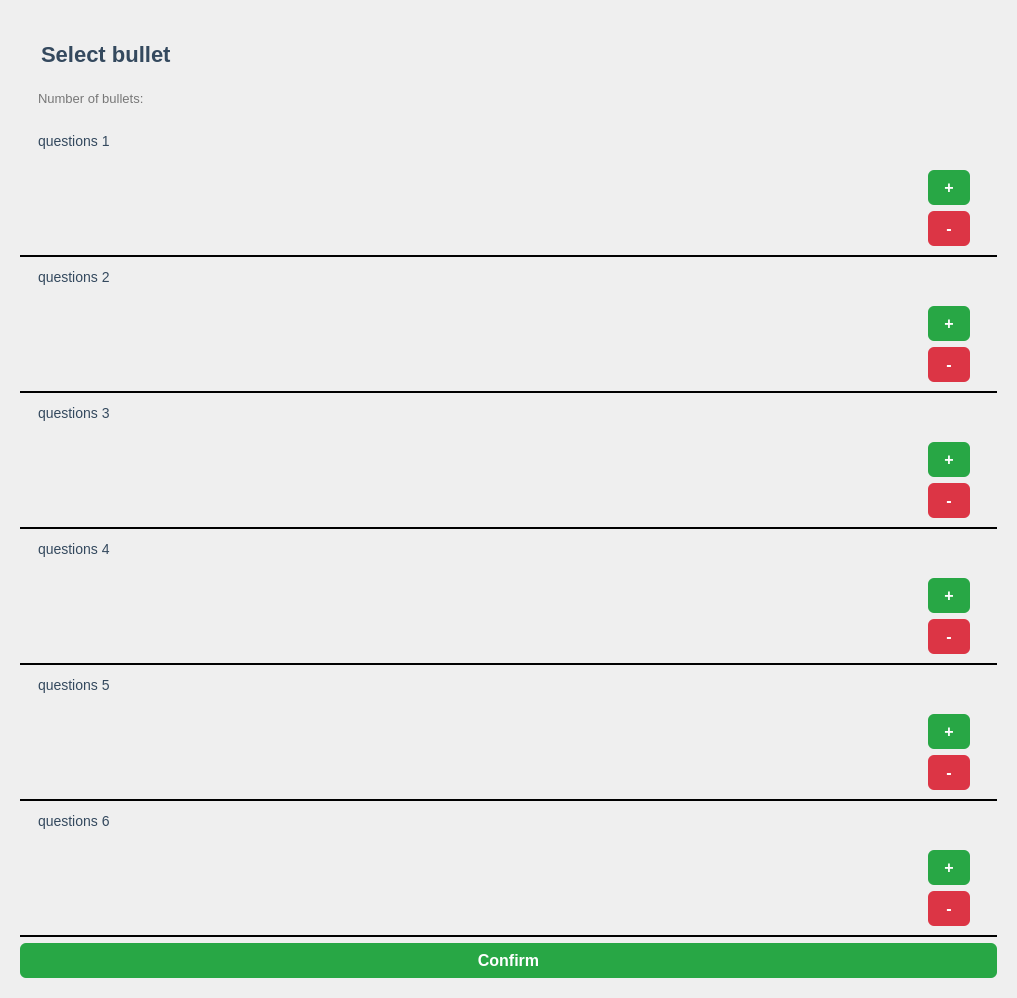
AsciiNomads/maxdiff, file Uis/select_bullets_ui.ui: the form before one commit.
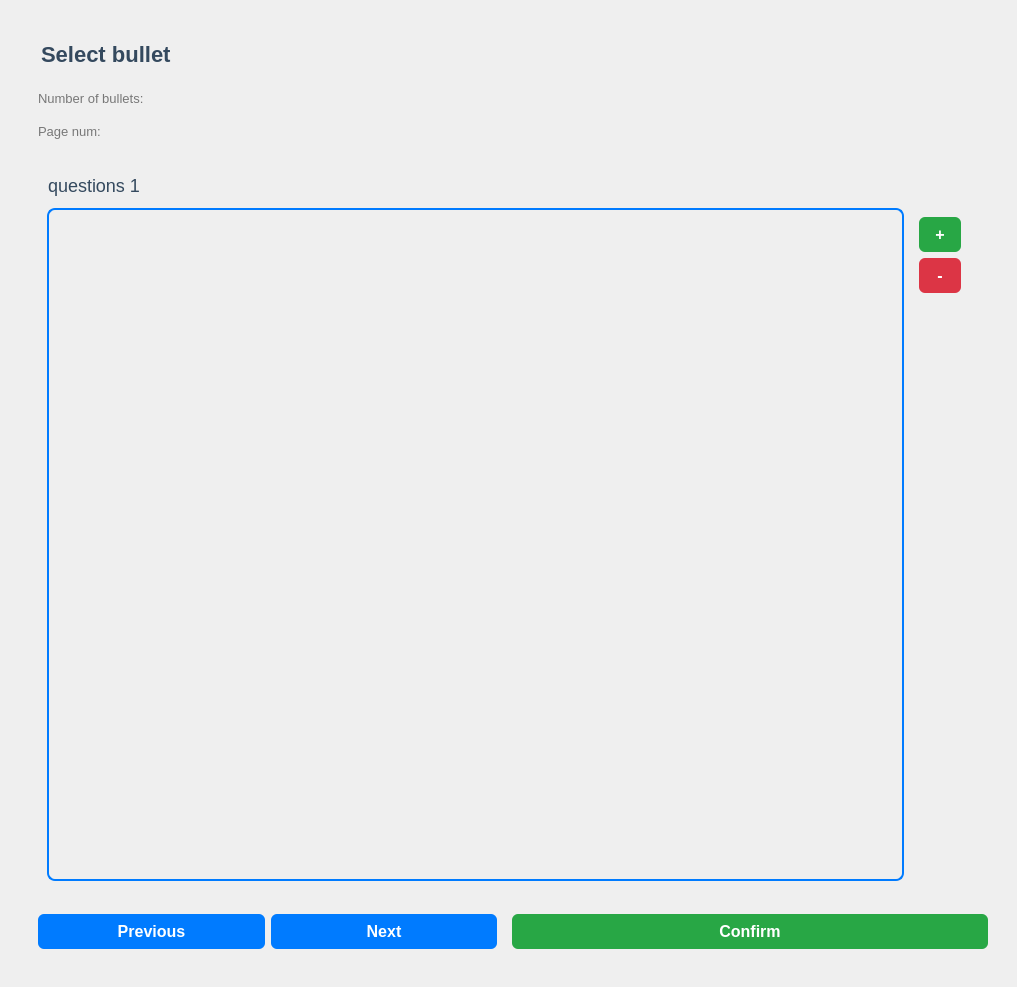
The form after the commit. The open tabs and pages were chosen to show the change.

Commit message: have page for for questions

```diff
--- a/Uis/select_bullets_ui.ui
+++ b/Uis/select_bullets_ui.ui
@@ -7,7 +7,7 @@
     <x>0</x>
     <y>0</y>
     <width>1017</width>
-    <height>962</height>
+    <height>987</height>
    </rect>
   </property>
   <property name="windowTitle">
@@ -69,7 +69,7 @@
 
 /* Style for QLabel */
 QLabel {
-    font-size: 14px;
+    font-size: 18px;
 
     color: #34495E; /* Darker text color */
     padding: 6px;
@@ -80,6 +80,10 @@
     font-size: 13px;
 	color: #777;
 }
+QLabel#page_num {
+    font-size: 13px;
+	color: #777;
+}
 QLabel#instruciton {
     font-size: 22px;
 }
@@ -118,6 +122,39 @@
     color: #E9ECEF; /* Light gray text */
     border: 1px solid #C3E6CB; /* Light green border when disabled */
 }
+/* next btn */
+/* Modern Blue Next Button */
+
+QPushButton#next_btn,
+QPushButton#pre_btn {
+    background-color: #007BFF; /* Modern blue color */
+    color: #FFFFFF; /* White text */
+    font-size: 16px;
+    padding: 8px 16px;
+    border: none;
+    border-radius: 6px; /* Rounded corners for a modern look */
+    font-weight: bold;
+}
+
+QPushButton#next_btn:hover,
+QPushButton#pre_btn:hover{
+    background-color: #0069D9; /* Darker blue on hover */
+}
+
+QPushButton#next_btn:pressed,
+QPushButton#pre_btn:pressed {
+    background-color: #0056B3; /* Even darker blue when pressed */
+    padding-top: 10px; /* Slightly shifts down when pressed for a tactile effect */
+    padding-bottom: 6px; /* Compensates for the shift */
+}
+
+QPushButton#next_btn:disabled,
+QPushButton#pre_btn:disabled  {
+    background-color: #B8DAFF; /* Light blue when disabled */
+    color: #E9ECEF; /* Light gray text */
+    border: 1px solid #A3C8F0; /* Light blue border when disabled */
+}
+
 
 /* -------------------------------- */
 /* Add Button */
@@ -223,7 +260,7 @@
 QFrame#question_frame_5,
 QFrame#question_frame_6 {
     border: none; /* Removes all borders */
-    border-bottom: 2px solid #000000; /* Adds a 2px solid blue bottom border */
+    /* border-bottom: 2px solid #000000; /* Adds a 2px solid blue bottom border */
     background-color: transparent; /* Optional: Set the background color to transparent */
     border-radius: 0px; /* Ensures no rounded corners at the bottom */
 }
@@ -235,7 +272,14 @@
 QListWidget::item:selected {
     background-color: #3B82F6; /* Keep the normal selected item highlight color */
     color: white; /* Normal selected text color */
-}</string>
+}
+
+QListWidget {
+     border: 2px solid #007BFF; /* Blue border */
+     border-radius: 8px;        /* Rounded corners */
+     padding: 5px;              /* Inner padding */
+     /* background-color: #F0F8FF; /* Light background color */
+ }</string>
   </property>
   <layout class="QVBoxLayout" name="verticalLayout_38">
    <item>
@@ -301,9 +345,23 @@
            </property>
           </widget>
          </item>
+         <item>
+          <widget class="QLabel" name="page_num">
+           <property name="text">
+            <string>Page num: </string>
+           </property>
+          </widget>
+         </item>
         </layout>
        </widget>
       </item>
+      <item>
+       <widget class="QStackedWidget" name="stackedWidget">
+        <property name="currentIndex">
+         <number>5</number>
+        </property>
+        <widget class="QWidget" name="stack1">
+         <layout class="QVBoxLayout" name="verticalLayout_4">
       <item>
        <widget class="QFrame" name="question_frame_1">
         <property name="frameShape">
@@ -370,6 +428,19 @@
                  </property>
                 </widget>
                </item>
+                   <item>
+                    <spacer name="verticalSpacer_2">
+                     <property name="orientation">
+                      <enum>Qt::Orientation::Vertical</enum>
+                     </property>
+                     <property name="sizeHint" stdset="0">
+                      <size>
+                       <width>20</width>
+                       <height>40</height>
+                      </size>
+                     </property>
+                    </spacer>
+                   </item>
               </layout>
              </widget>
             </item>
@@ -379,6 +450,10 @@
         </layout>
        </widget>
       </item>
+         </layout>
+        </widget>
+        <widget class="QWidget" name="stack2">
+         <layout class="QVBoxLayout" name="verticalLayout_5">
       <item>
        <widget class="QFrame" name="question_frame_2">
         <property name="frameShape">
@@ -442,17 +517,8 @@
                  </property>
                 </widget>
                </item>
-              </layout>
-             </widget>
-            </item>
-           </layout>
-          </widget>
-         </item>
-        </layout>
-       </widget>
-      </item>
       <item>
-       <spacer name="verticalSpacer">
+                    <spacer name="verticalSpacer_6">
         <property name="orientation">
          <enum>Qt::Orientation::Vertical</enum>
         </property>
@@ -464,6 +530,19 @@
         </property>
        </spacer>
       </item>
+                  </layout>
+                 </widget>
+                </item>
+               </layout>
+              </widget>
+             </item>
+            </layout>
+           </widget>
+          </item>
+         </layout>
+        </widget>
+        <widget class="QWidget" name="stack3">
+         <layout class="QVBoxLayout" name="verticalLayout_6">
       <item>
        <widget class="QFrame" name="question_frame_3">
         <property name="frameShape">
@@ -527,6 +606,19 @@
                  </property>
                 </widget>
                </item>
+                   <item>
+                    <spacer name="verticalSpacer_3">
+                     <property name="orientation">
+                      <enum>Qt::Orientation::Vertical</enum>
+                     </property>
+                     <property name="sizeHint" stdset="0">
+                      <size>
+                       <width>20</width>
+                       <height>40</height>
+                      </size>
+                     </property>
+                    </spacer>
+                   </item>
               </layout>
              </widget>
             </item>
@@ -599,6 +691,19 @@
                  </property>
                 </widget>
                </item>
+                   <item>
+                    <spacer name="verticalSpacer_4">
+                     <property name="orientation">
+                      <enum>Qt::Orientation::Vertical</enum>
+                     </property>
+                     <property name="sizeHint" stdset="0">
+                      <size>
+                       <width>20</width>
+                       <height>40</height>
+                      </size>
+                     </property>
+                    </spacer>
+                   </item>
               </layout>
              </widget>
             </item>
@@ -671,6 +776,19 @@
                  </property>
                 </widget>
                </item>
+                   <item>
+                    <spacer name="verticalSpacer_5">
+                     <property name="orientation">
+                      <enum>Qt::Orientation::Vertical</enum>
+                     </property>
+                     <property name="sizeHint" stdset="0">
+                      <size>
+                       <width>20</width>
+                       <height>40</height>
+                      </size>
+                     </property>
+                    </spacer>
+                   </item>
               </layout>
              </widget>
             </item>
@@ -743,10 +861,62 @@
                  </property>
                 </widget>
                </item>
+                   <item>
+                    <spacer name="verticalSpacer">
+                     <property name="orientation">
+                      <enum>Qt::Orientation::Vertical</enum>
+                     </property>
+                     <property name="sizeHint" stdset="0">
+                      <size>
+                       <width>20</width>
+                       <height>40</height>
+                      </size>
+                     </property>
+                    </spacer>
+                   </item>
               </layout>
              </widget>
             </item>
            </layout>
+              </widget>
+             </item>
+            </layout>
+           </widget>
+          </item>
+         </layout>
+        </widget>
+       </widget>
+      </item>
+      <item>
+       <widget class="QFrame" name="frame_3">
+        <property name="frameShape">
+         <enum>QFrame::Shape::StyledPanel</enum>
+        </property>
+        <property name="frameShadow">
+         <enum>QFrame::Shadow::Raised</enum>
+        </property>
+        <layout class="QHBoxLayout" name="horizontalLayout_2">
+         <item>
+          <widget class="QFrame" name="frame_4">
+           <property name="frameShape">
+            <enum>QFrame::Shape::StyledPanel</enum>
+           </property>
+           <property name="frameShadow">
+            <enum>QFrame::Shadow::Raised</enum>
+           </property>
+           <layout class="QHBoxLayout" name="horizontalLayout_3">
+            <item>
+             <widget class="QPushButton" name="pre_btn">
+              <property name="text">
+               <string>Previous</string>
+              </property>
+             </widget>
+            </item>
+            <item>
+             <widget class="QPushButton" name="next_btn">
+              <property name="text">
+               <string>Next</string>
+              </property>
           </widget>
          </item>
         </layout>
@@ -757,6 +927,9 @@
         <property name="text">
          <string>Confirm</string>
         </property>
+          </widget>
+         </item>
+        </layout>
        </widget>
       </item>
      </layout>
```
Left out of the diff: 12 changed lines with no effect on the pictures. Lines whose indentation alone changed are shown as unchanged. The commit also changes 2 other files.
